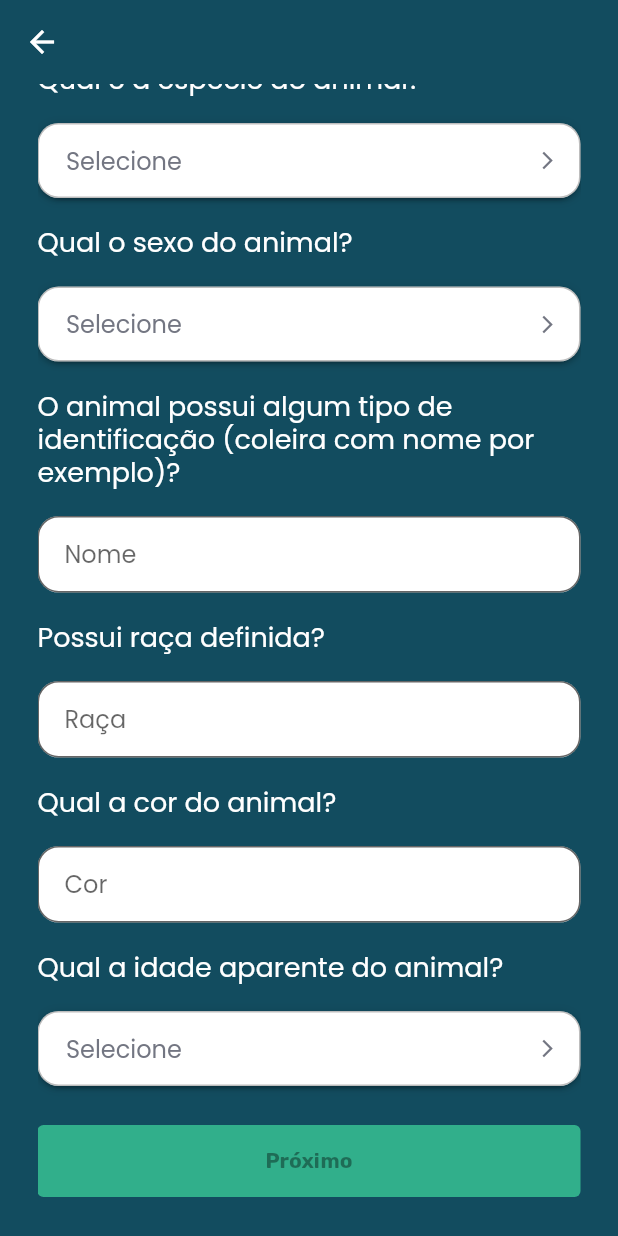
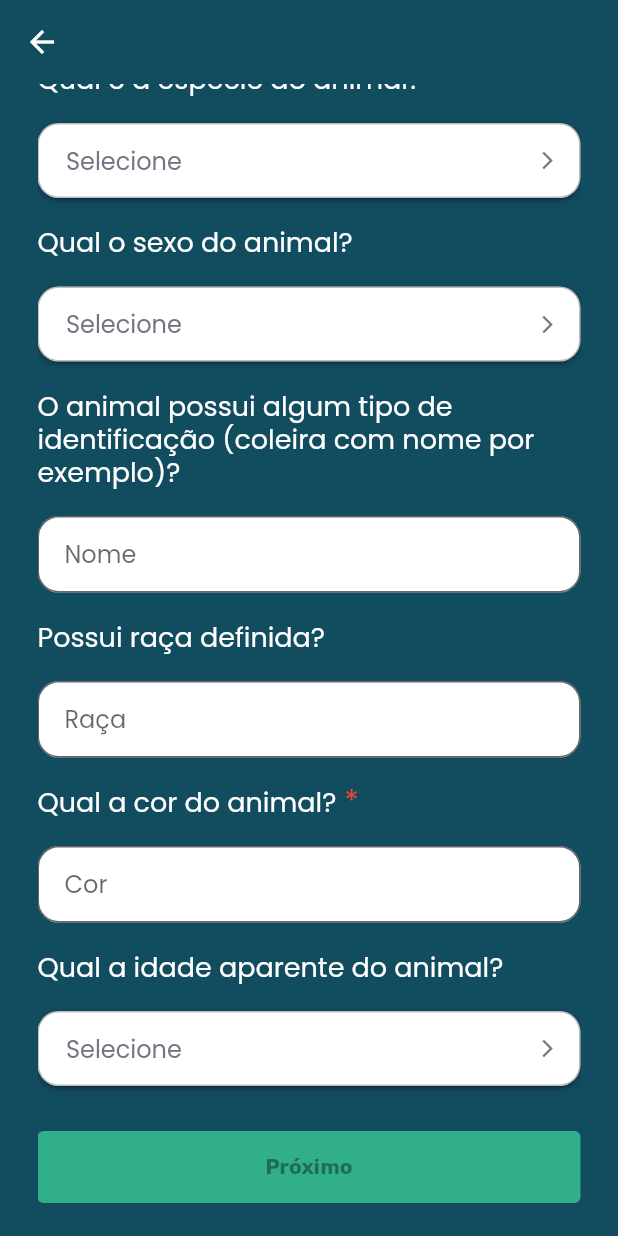
Before and after one commit to antoniojosegteixeira/find_pet, a Flutter app: the BasicInformationsPage screen opened by its route, scrolled down 175 dp, on a phone screen of 412 x 824 dp. Run offline on Flutter 3.47's test engine with Material 2 defaults, Android fonts, the phone set to English and light mode, and no system bars; drawn by our look-alikes of dropdown_button2; our stand-ins replace bloc, dartz, equatable, flutter_bloc, flutter_modular, hive and 1 more; accounts and stored records are empty.

Commit message:
fix: add infos to bloc properly

```diff
--- a/lib/features/post_animal/presentation/bloc/post_animal_bloc.dart
+++ b/lib/features/post_animal/presentation/bloc/post_animal_bloc.dart
@@ -8,6 +8,8 @@ class PostAnimalBloc extends Bloc<PostAnimalEvent, PostAnimalState> {
   String name = '';
   String species = '';
   String breed = '';
+  String sex = '';
+  String age = '';
   String color = '';
   String contact = '';
   String city = '';
--- a/lib/features/post_animal/presentation/pages/basic_informations_page.dart
+++ b/lib/features/post_animal/presentation/pages/basic_informations_page.dart
@@ -50,6 +50,15 @@ class _BasicInformationsPageState extends State<BasicInformationsPage> {
     foregroundColor: Colors.white,
   );
 
+  void addInformationToBloc() {
+    if (selectedSpecies != null) bloc.species = selectedSpecies as String;
+    if (selectedSex != null) bloc.sex = selectedSex as String;
+    if (selectedAge != null) bloc.age = selectedAge as String;
+    bloc.name = _nameController.text;
+    bloc.breed = _breedController.text;
+    bloc.color = _colorController.text;
+  }
+
   @override
   Widget build(BuildContext context) {
     final size = MediaQuery.of(context).size;
@@ -86,15 +95,7 @@ class _BasicInformationsPageState extends State<BasicInformationsPage> {
                             ),
                           ),
                           const SizedBox(height: 40),
-                          Align(
-                            alignment: Alignment.centerLeft,
-                            child:
-                                const Text('Qual é a espécie do animal?').body2(
-                              style: const TextStyle(
-                                color: Colors.white,
-                              ),
-                            ),
-                          ),
+                          labelText('Qual é a espécie do animal?', true),
                           const SizedBox(height: 17),
                           Center(
                             child: Dropdown(
@@ -110,14 +111,7 @@ class _BasicInformationsPageState extends State<BasicInformationsPage> {
                             ),
                           ),
                           const SizedBox(height: 20),
-                          Align(
-                            alignment: Alignment.centerLeft,
-                            child: const Text('Qual o sexo do animal?').body2(
-                              style: const TextStyle(
-                                color: Colors.white,
-                              ),
-                            ),
-                          ),
+                          labelText('Qual o sexo do animal?', false),
                           const SizedBox(height: 17),
                           Center(
                             child: Dropdown(
@@ -133,15 +127,9 @@ class _BasicInformationsPageState extends State<BasicInformationsPage> {
                             ),
                           ),
                           const SizedBox(height: 20),
-                          Align(
-                            alignment: Alignment.centerLeft,
-                            child: const Text(
-                                    'O animal possui algum tipo de identificação (coleira com nome por exemplo)?')
-                                .body2(
-                              style: const TextStyle(
-                                color: Colors.white,
-                              ),
-                            ),
+                          labelText(
+                            'O animal possui algum tipo de identificação (coleira com nome por exemplo)?',
+                            false,
                           ),
                           const SizedBox(height: 17),
                           FilledInput(
@@ -150,44 +138,22 @@ class _BasicInformationsPageState extends State<BasicInformationsPage> {
                             hint: 'Nome',
                           ),
                           const SizedBox(height: 20),
-                          Align(
-                            alignment: Alignment.centerLeft,
-                            child: const Text('Possui raça definida?').body2(
-                              style: const TextStyle(
-                                color: Colors.white,
-                              ),
-                            ),
-                          ),
+                          labelText('Possui raça definida?', false),
                           const SizedBox(height: 17),
                           FilledInput(
                             controller: _breedController,
                             hint: 'Raça',
                           ),
                           const SizedBox(height: 20),
-                          Align(
-                            alignment: Alignment.centerLeft,
-                            child: const Text('Qual a cor do animal?').body2(
-                              style: const TextStyle(
-                                color: Colors.white,
-                              ),
-                            ),
-                          ),
+                          labelText('Qual a cor do animal?', true),
                           const SizedBox(height: 17),
                           FilledInput(
                             controller: _colorController,
                             hint: 'Cor',
+                            validator: Validations.validateRequired,
                           ),
                           const SizedBox(height: 20),
-                          Align(
-                            alignment: Alignment.centerLeft,
-                            child:
-                                const Text('Qual a idade aparente do animal?')
-                                    .body2(
-                              style: const TextStyle(
-                                color: Colors.white,
-                              ),
-                            ),
-                          ),
+                          labelText('Qual a idade aparente do animal?', false),
                           const SizedBox(height: 17),
                           Center(
                             child: Dropdown(
@@ -202,18 +168,23 @@ class _BasicInformationsPageState extends State<BasicInformationsPage> {
                               items: ages,
                             ),
                           ),
-                          const SizedBox(height: 26),
+                          const SizedBox(height: 30),
                           MainButton(
-                            disabled: true,
+                            disabled: (selectedSpecies == null &&
+                                _colorController.text.isEmpty),
                             text: 'Próximo',
                             onPressed: () {
-                              // todo: add bloc
+                              if (selectedSpecies != null &&
+                                  _colorController.text.isNotEmpty) {
+                                addInformationToBloc();
+                                Modular.to.pushNamed('/post-animal/add-photo/');
+                              }
                             },
                             backgroundColor: AppColors.colorGreenSuccess_300,
                           ),
                           const SizedBox(
                             height: 26,
-                          )
+                          ),
                         ],
                       ),
                     ),
@@ -235,3 +206,36 @@ String transformOption(text) {
 
   return 'lost';
 }
+
+Widget labelText(String text, bool isRequired) {
+  return Align(
+    alignment: Alignment.centerLeft,
+    child: RichText(
+      text: TextSpan(
+        children: <TextSpan>[
+          TextSpan(
+            text: text,
+            style: const TextStyle(
+              fontFamily: 'bodyfont',
+              fontSize: 18,
+              color: Colors.white,
+              fontWeight: FontWeight.w400,
+              height: 1.25,
+            ),
+          ),
+          if (isRequired) ...[
+            const TextSpan(
+              text: ' *',
+              style: TextStyle(
+                fontFamily: 'bodyfont',
+                fontSize: 20,
+                color: Colors.red,
+                height: 0.8,
+              ),
+            ),
+          ]
+        ],
+      ),
+    ),
+  );
+}
```
